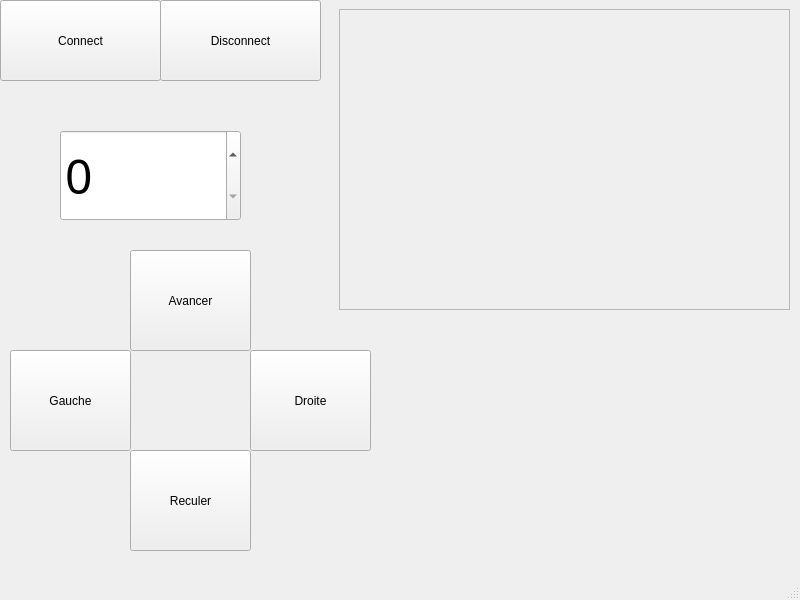
Before: the Qt Designer form WiFiBot/mainwindow.ui in Federdispi/WiFiBot, drawn with Qt 5.
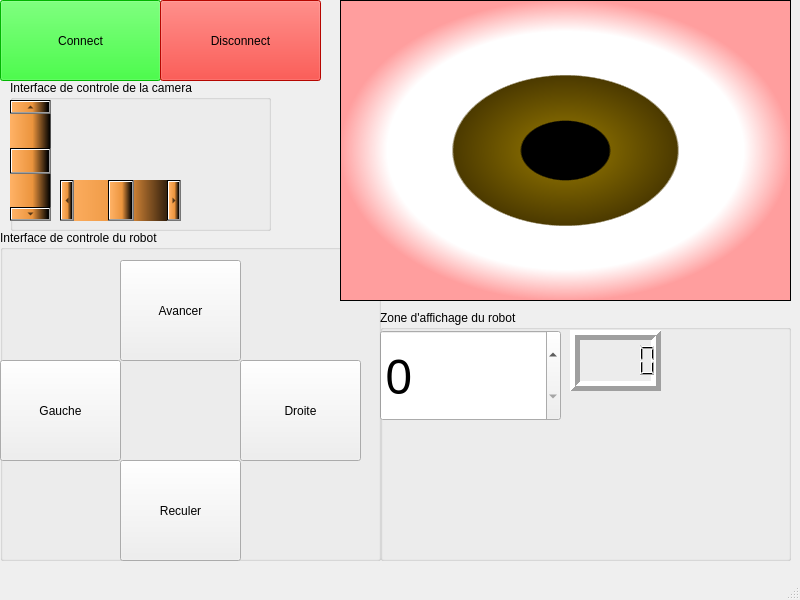
After: the same form once the commit is applied.

Commit message:
Creation of zones on the control interface
Added zones to differentiate the different parts of the control window (robot control, camera control, robot display)

The edit to the form file:
```diff
--- a/WiFiBot/mainwindow.ui
+++ b/WiFiBot/mainwindow.ui
@@ -23,6 +23,9 @@
       <height>81</height>
      </rect>
     </property>
+    <property name="styleSheet">
+     <string notr="true">background-color: rgb(0, 255, 0);</string>
+    </property>
     <property name="text">
      <string>Connect</string>
     </property>
@@ -36,71 +39,25 @@
       <height>81</height>
      </rect>
     </property>
+    <property name="styleSheet">
+     <string notr="true">background-color: rgb(255, 9, 0);</string>
+    </property>
     <property name="text">
      <string>Disconnect</string>
     </property>
    </widget>
-   <widget class="QPushButton" name="avancer">
-    <property name="geometry">
-     <rect>
-      <x>130</x>
-      <y>250</y>
-      <width>121</width>
-      <height>101</height>
-     </rect>
-    </property>
-    <property name="text">
-     <string>Avancer</string>
-    </property>
-   </widget>
-   <widget class="QPushButton" name="reculer">
-    <property name="geometry">
-     <rect>
-      <x>130</x>
-      <y>450</y>
-      <width>121</width>
-      <height>101</height>
-     </rect>
-    </property>
-    <property name="text">
-     <string>Reculer</string>
-    </property>
-   </widget>
-   <widget class="QPushButton" name="droite">
-    <property name="geometry">
-     <rect>
-      <x>250</x>
-      <y>350</y>
-      <width>121</width>
-      <height>101</height>
-     </rect>
-    </property>
-    <property name="text">
-     <string>Droite</string>
-    </property>
-   </widget>
-   <widget class="QPushButton" name="gauche">
-    <property name="geometry">
-     <rect>
-      <x>10</x>
-      <y>350</y>
-      <width>121</width>
-      <height>101</height>
-     </rect>
-    </property>
-    <property name="text">
-     <string>Gauche</string>
-    </property>
-   </widget>
    <widget class="QFrame" name="frame">
     <property name="geometry">
      <rect>
-      <x>339</x>
-      <y>9</y>
+      <x>340</x>
+      <y>0</y>
       <width>451</width>
       <height>301</height>
      </rect>
     </property>
+    <property name="styleSheet">
+     <string notr="true">background-color: qradialgradient(spread:pad, cx:0.5, cy:0.5, radius:0.5, fx:0.5, fy:0.5, stop:0 rgba(0, 0, 0, 255), stop:0.19397 rgba(0, 0, 0, 255), stop:0.202312 rgba(122, 97, 0, 255), stop:0.495514 rgba(76, 58, 0, 255), stop:0.504819 rgba(255, 255, 255, 255), stop:0.79 rgba(255, 255, 255, 255), stop:1 rgba(255, 158, 158, 255));</string>
+    </property>
     <property name="frameShape">
      <enum>QFrame::StyledPanel</enum>
     </property>
@@ -108,34 +65,210 @@
      <enum>QFrame::Raised</enum>
     </property>
    </widget>
-   <widget class="QDoubleSpinBox" name="speed">
+   <widget class="QGroupBox" name="affichage_robot">
     <property name="geometry">
      <rect>
-      <x>60</x>
-      <y>130</y>
-      <width>181</width>
-      <height>91</height>
+      <x>380</x>
+      <y>310</y>
+      <width>411</width>
+      <height>251</height>
      </rect>
     </property>
-    <property name="sizePolicy">
-     <sizepolicy hsizetype="Minimum" vsizetype="Fixed">
-      <horstretch>0</horstretch>
-      <verstretch>0</verstretch>
-     </sizepolicy>
+    <property name="title">
+     <string>Zone d'affichage du robot</string>
     </property>
-    <property name="font">
-     <font>
-      <family>Tw Cen MT Condensed Extra Bold</family>
-      <pointsize>36</pointsize>
-     </font>
+    <widget class="QDoubleSpinBox" name="speed">
+     <property name="geometry">
+      <rect>
+       <x>0</x>
+       <y>20</y>
+       <width>181</width>
+       <height>91</height>
+      </rect>
+     </property>
+     <property name="sizePolicy">
+      <sizepolicy hsizetype="Minimum" vsizetype="Fixed">
+       <horstretch>0</horstretch>
+       <verstretch>0</verstretch>
+      </sizepolicy>
+     </property>
+     <property name="font">
+      <font>
+       <family>Tw Cen MT Condensed Extra Bold</family>
+       <pointsize>36</pointsize>
+      </font>
+     </property>
+     <property name="decimals">
+      <number>0</number>
+     </property>
+     <property name="maximum">
+      <double>240.000000000000000</double>
+     </property>
+     <property name="singleStep">
+      <double>10.000000000000000</double>
+     </property>
+    </widget>
+    <widget class="QLCDNumber" name="battery">
+     <property name="geometry">
+      <rect>
+       <x>190</x>
+       <y>20</y>
+       <width>91</width>
+       <height>61</height>
+      </rect>
+     </property>
+     <property name="sizePolicy">
+      <sizepolicy hsizetype="Minimum" vsizetype="Minimum">
+       <horstretch>0</horstretch>
+       <verstretch>0</verstretch>
+      </sizepolicy>
+     </property>
+     <property name="font">
+      <font>
+       <family>Tw Cen MT Condensed Extra Bold</family>
+       <pointsize>36</pointsize>
+      </font>
+     </property>
+     <property name="focusPolicy">
+      <enum>Qt::NoFocus</enum>
+     </property>
+     <property name="layoutDirection">
+      <enum>Qt::LeftToRight</enum>
+     </property>
+     <property name="lineWidth">
+      <number>5</number>
+     </property>
+    </widget>
+   </widget>
+   <widget class="QGroupBox" name="controle_robot">
+    <property name="geometry">
+     <rect>
+      <x>0</x>
+      <y>230</y>
+      <width>381</width>
+      <height>331</height>
+     </rect>
     </property>
-    <property name="decimals">
-     <number>0</number>
+    <property name="styleSheet">
+     <string notr="true"/>
     </property>
-    <property name="maximum">
-     <double>240.000000000000000</double>
+    <property name="title">
+     <string>Interface de controle du robot</string>
     </property>
+    <widget class="QPushButton" name="reculer">
+     <property name="geometry">
+      <rect>
+       <x>120</x>
+       <y>230</y>
+       <width>121</width>
+       <height>101</height>
+      </rect>
+     </property>
+     <property name="text">
+      <string>Reculer</string>
+     </property>
+    </widget>
+    <widget class="QPushButton" name="droite">
+     <property name="geometry">
+      <rect>
+       <x>240</x>
+       <y>130</y>
+       <width>121</width>
+       <height>101</height>
+      </rect>
+     </property>
+     <property name="text">
+      <string>Droite</string>
+     </property>
+    </widget>
+    <widget class="QPushButton" name="gauche">
+     <property name="geometry">
+      <rect>
+       <x>0</x>
+       <y>130</y>
+       <width>121</width>
+       <height>101</height>
+      </rect>
+     </property>
+     <property name="text">
+      <string>Gauche</string>
+     </property>
+    </widget>
+    <widget class="QPushButton" name="avancer">
+     <property name="geometry">
+      <rect>
+       <x>120</x>
+       <y>30</y>
+       <width>121</width>
+       <height>101</height>
+      </rect>
+     </property>
+     <property name="styleSheet">
+      <string notr="true"/>
+     </property>
+     <property name="text">
+      <string>Avancer</string>
+     </property>
+    </widget>
    </widget>
+   <widget class="QGroupBox" name="controle_camera">
+    <property name="geometry">
+     <rect>
+      <x>10</x>
+      <y>80</y>
+      <width>261</width>
+      <height>151</height>
+     </rect>
+    </property>
+    <property name="title">
+     <string>Interface de controle de la camera</string>
+    </property>
+    <widget class="QScrollBar" name="horizontalScrollBar">
+     <property name="geometry">
+      <rect>
+       <x>50</x>
+       <y>100</y>
+       <width>121</width>
+       <height>41</height>
+      </rect>
+     </property>
+     <property name="styleSheet">
+      <string notr="true">background-color: qlineargradient(spread:pad, x1:0, y1:0, x2:1, y2:0, stop:0 rgba(255, 178, 102, 255), stop:0.55 rgba(235, 148, 61, 255), stop:0.98 rgba(0, 0, 0, 255), stop:1 rgba(0, 0, 0, 0));
+</string>
+     </property>
+     <property name="value">
+      <number>50</number>
+     </property>
+     <property name="orientation">
+      <enum>Qt::Horizontal</enum>
+     </property>
+    </widget>
+    <widget class="QScrollBar" name="verticalScrollBar">
+     <property name="geometry">
+      <rect>
+       <x>0</x>
+       <y>20</y>
+       <width>41</width>
+       <height>121</height>
+      </rect>
+     </property>
+     <property name="styleSheet">
+      <string notr="true">background-color: qlineargradient(spread:pad, x1:0, y1:0, x2:1, y2:0, stop:0 rgba(255, 178, 102, 255), stop:0.55 rgba(235, 148, 61, 255), stop:0.98 rgba(0, 0, 0, 255), stop:1 rgba(0, 0, 0, 0));</string>
+     </property>
+     <property name="value">
+      <number>50</number>
+     </property>
+     <property name="orientation">
+      <enum>Qt::Vertical</enum>
+     </property>
+    </widget>
+   </widget>
+   <zorder>connection</zorder>
+   <zorder>disconnection</zorder>
+   <zorder>affichage_robot</zorder>
+   <zorder>controle_robot</zorder>
+   <zorder>frame</zorder>
+   <zorder>controle_camera</zorder>
   </widget>
   <widget class="QMenuBar" name="menubar">
    <property name="geometry">
```
The commit also changes 10 other files.
